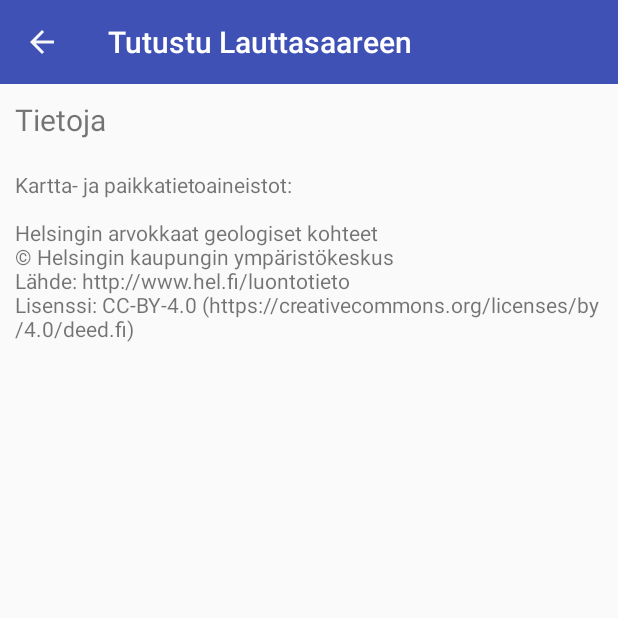
After one commit to Paul-Matt/Lauttasaariopas, an Android app: the InfoActivity screen opened directly, with no data from a screen before it, on a phone screen of 412 x 824 dp, the top half of it. The commit adds this screen. Run offline under Robolectric (Android 15) with nearby library versions, the phone set to English and light mode, and no system bars.

Commit message:
Added images from url's, created menu, changed overflow icon color, started to work on menu activities: created info page with toolbar (including back arrow).

```diff
--- a/app/src/main/AndroidManifest.xml
+++ b/app/src/main/AndroidManifest.xml
@@ -8,6 +8,7 @@
          location permissions for the 'MyLocation' functionality.
     -->
     <uses-permission android:name="android.permission.ACCESS_FINE_LOCATION" />
+    <uses-permission android:name="android.permission.INTERNET" />
 
     <application
         android:allowBackup="true"
@@ -43,8 +44,9 @@
         </activity>
         <activity
             android:name=".LocationActivity"
-            android:theme="@android:style/Theme.Holo.Light.Dialog">
-        </activity>
+            android:theme="@android:style/Theme.Holo.Light.Dialog" />
+        <activity android:name=".InfoActivity" />
+        <activity android:name=".InstructionsActivity"></activity>
     </application>
 
 </manifest>
--- /dev/null
+++ b/app/src/main/java/mattila/pauliina/laruopas/InfoActivity.java
@@ -0,0 +1,31 @@
+package mattila.pauliina.laruopas;
+
+import android.support.v7.app.AppCompatActivity;
+import android.os.Bundle;
+import android.view.View;
+import android.widget.TextView;
+import android.support.v7.widget.Toolbar;
+
+public class InfoActivity extends AppCompatActivity {
+
+    @Override
+    protected void onCreate(Bundle savedInstanceState) {
+        super.onCreate(savedInstanceState);
+        setContentView(R.layout.activity_info);
+        TextView infoTitle = findViewById(R.id.tvInfoTitle);
+        infoTitle.setText(R.string.tlTiedot);
+        TextView copyRight = findViewById(R.id.tvInfoCopyright);
+        copyRight.setText(R.string.tvCopyright);
+
+        Toolbar myToolbar = (Toolbar) findViewById(R.id.toolbar);
+        myToolbar.setTitle(getString(R.string.app_name));
+        myToolbar.setNavigationIcon(R.drawable.ic_arrow_back_white_24dp);
+
+        myToolbar.setNavigationOnClickListener(new View.OnClickListener() {
+            @Override
+            public void onClick(View view) {
+                finish();
+            }
+        });
+    }
+}
--- /dev/null
+++ b/app/src/main/res/drawable/ic_arrow_back_white_24dp.xml
@@ -0,0 +1,5 @@
+<vector android:height="24dp" android:tint="#F7F7F7"
+    android:viewportHeight="24.0" android:viewportWidth="24.0"
+    android:width="24dp" xmlns:android="http://schemas.android.com/apk/res/android">
+    <path android:fillColor="#FF000000" android:pathData="M20,11H7.83l5.59,-5.59L12,4l-8,8 8,8 1.41,-1.41L7.83,13H20v-2z"/>
+</vector>
--- /dev/null
+++ b/app/src/main/res/layout/activity_info.xml
@@ -0,0 +1,41 @@
+<?xml version="1.0" encoding="utf-8"?>
+<ScrollView xmlns:android="http://schemas.android.com/apk/res/android"
+    android:layout_width="match_parent"
+    android:layout_height="wrap_content"
+    xmlns:app="http://schemas.android.com/apk/res-auto"
+    android:fillViewport="true">
+
+    <RelativeLayout
+        android:layout_width="match_parent"
+        android:layout_height="wrap_content">
+
+        <android.support.v7.widget.Toolbar
+            android:id="@+id/toolbar"
+            android:layout_width="match_parent"
+            android:layout_height="?attr/actionBarSize"
+            app:titleTextColor="@android:color/white"
+            android:background="?attr/colorPrimary"
+            android:layout_alignParentTop="true">
+        </android.support.v7.widget.Toolbar>
+
+        <TextView
+            android:id="@+id/tvInfoTitle"
+            android:layout_width="match_parent"
+            android:layout_height="wrap_content"
+            android:textSize="20sp"
+            android:layout_marginTop="20dp"
+            android:layout_centerHorizontal="true"
+            android:layout_below="@id/toolbar"
+            android:layout_margin="10dp"/>
+
+        <TextView
+            android:id="@+id/tvInfoCopyright"
+            android:layout_width="match_parent"
+            android:layout_height="wrap_content"
+            android:layout_below="@id/tvInfoTitle"
+            android:layout_marginTop="20dp"
+            android:layout_margin="10dp"/>
+
+    </RelativeLayout>
+
+</ScrollView>
--- a/app/src/main/res/values/strings.xml
+++ b/app/src/main/res/values/strings.xml
@@ -1,4 +1,8 @@
 <resources>
-    <string name="app_name">LaruOpas</string>
-    <string name="title_activity_maps">LaruOpas</string>
+    <string name="app_name">Tutustu Lauttasaareen</string>
+    <string name="title_activity_maps">Tutustu Lauttasaareen</string>
+    <string name="mnOhjeet">Ohjeet</string>
+    <string name="mnTiedot">Tiedot</string>
+    <string name="tlTiedot">Tietoja</string>
+    <string name="tvCopyright">Kartta- ja paikkatietoaineistot:\n\nHelsingin arvokkaat geologiset kohteet\n© Helsingin kaupungin ympäristökeskus\nLähde: http://www.hel.fi/luontotieto\nLisenssi: CC-BY-4.0 (https://creativecommons.org/licenses/by/4.0/deed.fi)</string>
 </resources>
--- a/app/src/main/res/values/styles.xml
+++ b/app/src/main/res/values/styles.xml
@@ -6,6 +6,7 @@
         <item name="colorPrimary">@color/colorPrimary</item>
         <item name="colorPrimaryDark">@color/colorPrimaryDark</item>
         <item name="colorAccent">@color/colorAccent</item>
+        <item name="android:textColorSecondary">@android:color/white</item>
     </style>
 
 </resources>
```
Also changed, not shown: app/src/main/java/mattila/pauliina/laruopas/InstructionsActivity.java (added, +13 -0 lines), app/src/main/java/mattila/pauliina/laruopas/LocationActivity.java (+57 -0 lines), app/src/main/java/mattila/pauliina/laruopas/MapsActivity.java (+42 -13 lines), app/src/main/java/mattila/pauliina/laruopas/pojo/Location.java (+15 -0 lines), app/src/main/res/layout/activity_instructions.xml (added, +9 -0 lines), app/src/main/res/layout/activity_location.xml (+9 -0 lines), app/src/main/res/menu/menu.xml (added, +7 -0 lines).
